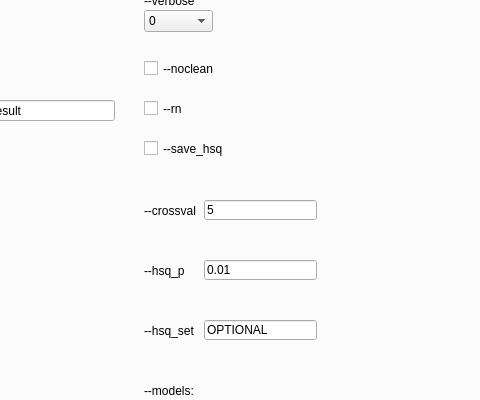
First picture: the form in view/App_View.ui, repository sgrzegorz/imputation_methods_comparison, before the edit; both pictures show x 240 to 720 and y 102 to 502 of the 1300 by 800 pixel window.
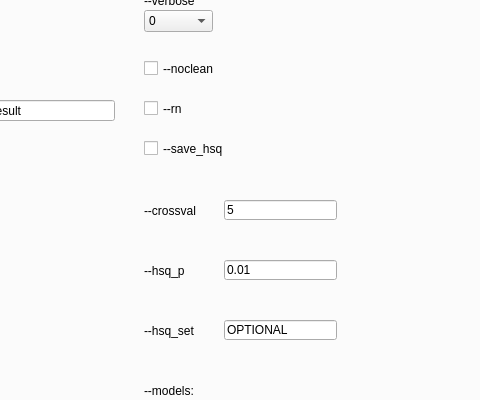
Second picture: the form after the edit. The open tabs and pages were chosen to show the change.

```diff
--- a/view/App_View.ui
+++ b/view/App_View.ui
@@ -3691,7 +3691,7 @@
          <rect>
           <x>380</x>
           <y>110</y>
-          <width>71</width>
+          <width>111</width>
           <height>17</height>
          </rect>
         </property>
@@ -3756,7 +3756,7 @@
          <rect>
           <x>380</x>
           <y>150</y>
-          <width>71</width>
+          <width>101</width>
           <height>17</height>
          </rect>
         </property>
@@ -3769,7 +3769,7 @@
          <rect>
           <x>380</x>
           <y>190</y>
-          <width>81</width>
+          <width>111</width>
           <height>17</height>
          </rect>
         </property>
@@ -3975,7 +3975,7 @@
        <widget class="QLineEdit" name="FCWCROSSVAL">
         <property name="geometry">
          <rect>
-          <x>440</x>
+          <x>460</x>
           <y>250</y>
           <width>113</width>
           <height>20</height>
@@ -3988,7 +3988,7 @@
        <widget class="QLineEdit" name="FCWHSQP">
         <property name="geometry">
          <rect>
-          <x>440</x>
+          <x>460</x>
           <y>310</y>
           <width>113</width>
           <height>20</height>
@@ -4001,7 +4001,7 @@
        <widget class="QLineEdit" name="FCWHSQSET">
         <property name="geometry">
          <rect>
-          <x>440</x>
+          <x>460</x>
           <y>370</y>
           <width>113</width>
           <height>20</height>
```
Left out of the diff: 12 changed lines with no effect on the pictures.
